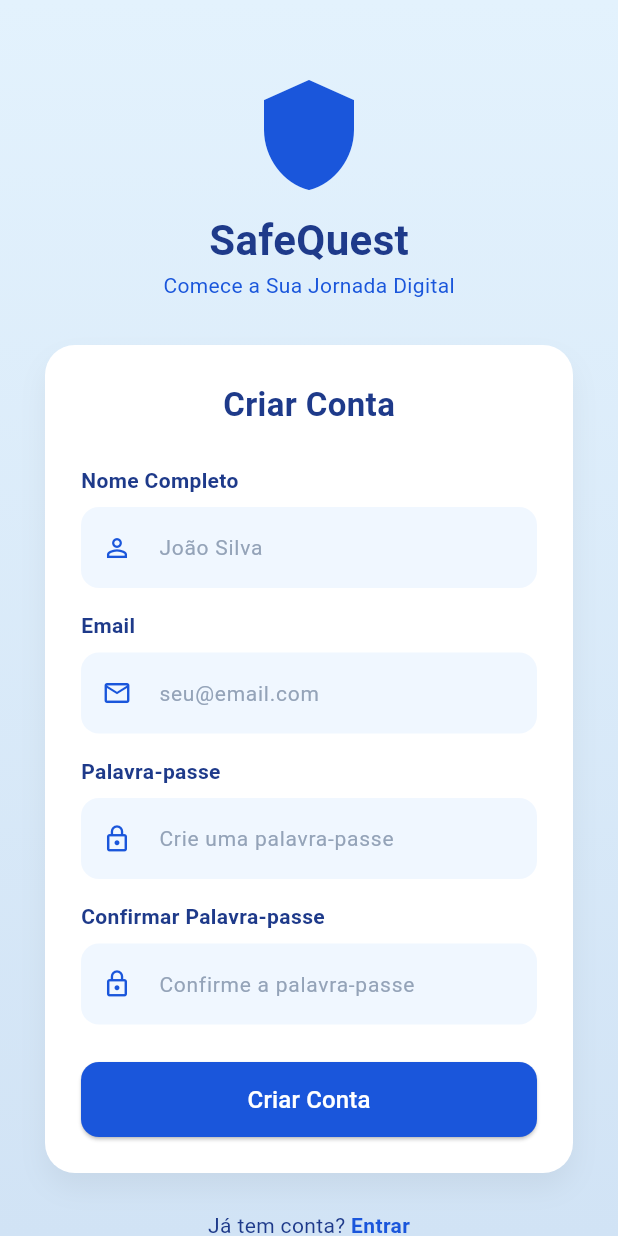
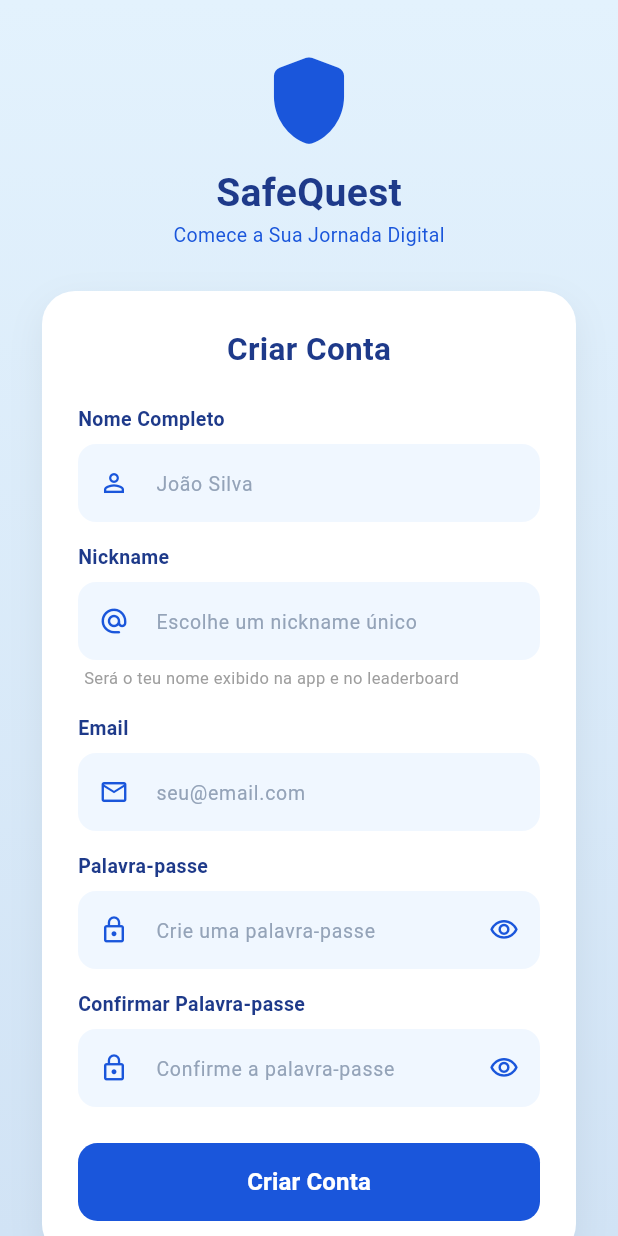
Before and after one commit to Paqu1t0/SafeQuest, a Flutter app: the RegisterPage screen opened by its route, on a phone screen of 412 x 824 dp. Run offline on Flutter 3.47's test engine with Material 3 defaults, Android fonts, the phone set to English and light mode, and no system bars; our stand-ins replace audioplayers, cloud_firestore, connectivity_plus, firebase_auth, firebase_core, flutter_dotenv and 5 more; accounts and stored records are empty; network calls fail.

Commit message:
Adição do campo nickname;

```diff
--- a/lib/screens/register_screen.dart
+++ b/lib/screens/register_screen.dart
@@ -4,271 +4,205 @@ import 'package:cloud_firestore/cloud_firestore.dart';
 
 class RegisterPage extends StatefulWidget {
   const RegisterPage({super.key});
-
   @override
   State<RegisterPage> createState() => _RegisterPageState();
 }
 
 class _RegisterPageState extends State<RegisterPage> {
-  // Chave para controlar o formulário
-  final _formKey = GlobalKey<FormState>();
+  final _formKey             = GlobalKey<FormState>();
+  final _nameController      = TextEditingController();
+  final _nicknameController  = TextEditingController();
+  final _emailController     = TextEditingController();
+  final _passwordController  = TextEditingController();
+  final _confirmController   = TextEditingController();
+  bool _obscurePw  = true;
+  bool _obscureCfm = true;
+  bool _loading    = false;
 
-  // Controladores para capturar os dados e comparar as senhas
-  final _nameController = TextEditingController();
-  final _emailController = TextEditingController();
-  final _passwordController = TextEditingController();
-  final _confirmPasswordController = TextEditingController();
+  static const _primary     = Color(0xFF1A56DB);
+  static const _primaryDeep = Color(0xFF1E3A8A);
+
+  @override
+  void dispose() {
+    _nameController.dispose();
+    _nicknameController.dispose();
+    _emailController.dispose();
+    _passwordController.dispose();
+    _confirmController.dispose();
+    super.dispose();
+  }
+
+  Future<void> _register() async {
+    if (!_formKey.currentState!.validate()) return;
+    setState(() => _loading = true);
+    try {
+      final cred = await FirebaseAuth.instance.createUserWithEmailAndPassword(
+        email   : _emailController.text.trim(),
+        password: _passwordController.text.trim(),
+      );
+
+      await cred.user!.updateDisplayName(_nameController.text.trim());
+
+      // Guarda todos os dados no Firestore numa única operação
+      await FirebaseFirestore.instance.collection('users').doc(cred.user!.uid).set({
+        'name'        : _nameController.text.trim(),
+        'nickname'    : _nicknameController.text.trim(),
+        'email'       : _emailController.text.trim(),
+        'pontos'      : 0,
+        'moedas'      : 0,
+        'streak'      : 0,
+        'nivel'       : 1,
+        'avatar'      : 'default',
+        'banner'      : 'default',
+        'ownedAvatars': ['default', 'fox'],
+        'ownedBanners': ['default'],
+        'badges'      : [],
+        'friends'     : [],
+        'friendRequests': [],
+        'privacy'     : 'publico',
+        'emailNotifs' : true,
+        'pushNotifs'  : true,
+        'createdAt'   : FieldValue.serverTimestamp(),
+      });
+
+      if (!mounted) return;
+      Navigator.pop(context); // Volta para o login
+
+      ScaffoldMessenger.of(context).showSnackBar(
+        const SnackBar(content: Text('✅ Conta criada! Bem-vindo ao SafeQuest!'), backgroundColor: Colors.green),
+      );
+    } on FirebaseAuthException catch (e) {
+      String msg = 'Erro ao criar conta.';
+      if (e.code == 'email-already-in-use') msg = 'Este email já está em uso.';
+      if (e.code == 'weak-password')        msg = 'A palavra-passe é muito fraca.';
+      if (e.code == 'invalid-email')        msg = 'Email inválido.';
+      ScaffoldMessenger.of(context).showSnackBar(
+        SnackBar(content: Text(msg), backgroundColor: Colors.red),
+      );
+    } finally {
+      if (mounted) setState(() => _loading = false);
+    }
+  }
 
   @override
   Widget build(BuildContext context) {
     return Scaffold(
       body: Container(
-        width: double.infinity,
-        height: double.infinity,
+        width: double.infinity, height: double.infinity,
         decoration: const BoxDecoration(
           gradient: LinearGradient(
-            begin: Alignment.topCenter,
-            end: Alignment.bottomCenter,
+            begin: Alignment.topCenter, end: Alignment.bottomCenter,
             colors: [Color(0xFFE3F2FD), Color(0xFFD1E3F5)],
           ),
         ),
+        child: SafeArea(
           child: SingleChildScrollView(
-          padding: const EdgeInsets.symmetric(horizontal: 30, vertical: 50),
+            padding: const EdgeInsets.symmetric(horizontal: 28, vertical: 32),
             child: Form(
               key: _formKey,
-            child: Column(
-              mainAxisAlignment: MainAxisAlignment.center,
-              children: [
-                const Icon(Icons.shield, size: 80, color: Color(0xFF1A56DB)),
-                const SizedBox(height: 10),
-                const Text(
-                  'SafeQuest',
-                  style: TextStyle(
-                    fontSize: 28,
-                    fontWeight: FontWeight.bold,
-                    color: Color(0xFF1E3A8A),
-                  ),
-                ),
-                const Text(
-                  'Comece a Sua Jornada Digital',
-                  style: TextStyle(fontSize: 14, color: Color(0xFF1A56DB)),
-                ),
-                const SizedBox(height: 30),
+              child: Column(children: [
+                // Logo
+                const Icon(Icons.shield_rounded, size: 70, color: _primary),
+                const SizedBox(height: 8),
+                const Text('SafeQuest', style: TextStyle(fontSize: 26, fontWeight: FontWeight.bold, color: _primaryDeep)),
+                const Text('Comece a Sua Jornada Digital', style: TextStyle(fontSize: 13, color: _primary)),
+                const SizedBox(height: 28),
 
+                // Card
                 Container(
                   padding: const EdgeInsets.all(24),
                   decoration: BoxDecoration(
                     color: Colors.white,
-                    borderRadius: BorderRadius.circular(20),
-                    boxShadow: [
-                      BoxShadow(
-                        color: Colors.black.withOpacity(0.05),
-                        blurRadius: 15,
-                        offset: const Offset(0, 10),
+                    borderRadius: BorderRadius.circular(22),
+                    boxShadow: [BoxShadow(color: Colors.black.withOpacity(0.06), blurRadius: 20, offset: const Offset(0, 8))],
                   ),
-                    ],
+                  child: Column(crossAxisAlignment: CrossAxisAlignment.start, children: [
+                    const Center(child: Text('Criar Conta', style: TextStyle(fontSize: 21, fontWeight: FontWeight.bold, color: _primaryDeep))),
+                    const SizedBox(height: 22),
+
+                    // Nome completo
+                    _label('Nome Completo'),
+                    _field(_nameController, 'João Silva', Icons.person_outline,
+                        validator: (v) => (v == null || v.isEmpty) ? 'Insira o seu nome' : null),
+                    const SizedBox(height: 14),
+
+                    // Nickname — o que aparece na app
+                    _label('Nickname'),
+                    _field(_nicknameController, 'Escolhe um nickname único', Icons.alternate_email_rounded,
+                        validator: (v) {
+                          if (v == null || v.trim().isEmpty) return 'Escolhe um nickname';
+                          if (v.trim().length < 3) return 'Mínimo 3 caracteres';
+                          if (v.contains(' ')) return 'Sem espaços no nickname';
+                          return null;
+                        }),
+                    Padding(
+                      padding: const EdgeInsets.only(top: 4, left: 4, bottom: 2),
+                      child: Text('Será o teu nome exibido na app e no leaderboard', style: TextStyle(fontSize: 11, color: Colors.grey.shade500)),
                     ),
-                  child: Column(
-                    crossAxisAlignment: CrossAxisAlignment.start,
-                    children: [
-                      const Center(
-                        child: Text(
-                          'Criar Conta',
-                          style: TextStyle(
-                            fontSize: 22,
-                            fontWeight: FontWeight.bold,
-                            color: Color(0xFF1E3A8A),
+                    const SizedBox(height: 14),
+
+                    // Email
+                    _label('Email'),
+                    _field(_emailController, 'seu@email.com', Icons.email_outlined,
+                        type: TextInputType.emailAddress,
+                        validator: (v) {
+                          if (v == null || v.isEmpty) return 'Insira o seu email';
+                          if (!v.contains('@') || !v.contains('.')) return 'Email inválido';
+                          return null;
+                        }),
+                    const SizedBox(height: 14),
+
+                    // Palavra-passe
+                    _label('Palavra-passe'),
+                    _passField(_passwordController, 'Crie uma palavra-passe', _obscurePw,
+                        () => setState(() => _obscurePw = !_obscurePw),
+                        validator: (v) {
+                          if (v == null || v.isEmpty) return 'Crie uma palavra-passe';
+                          if (v.length < 8) return 'Mínimo 8 caracteres';
+                          return null;
+                        }),
+                    const SizedBox(height: 14),
+
+                    // Confirmar
+                    _label('Confirmar Palavra-passe'),
+                    _passField(_confirmController, 'Confirme a palavra-passe', _obscureCfm,
+                        () => setState(() => _obscureCfm = !_obscureCfm),
+                        validator: (v) {
+                          if (v == null || v.isEmpty) return 'Confirme a palavra-passe';
+                          if (v != _passwordController.text) return 'As palavras-passe não coincidem';
+                          return null;
+                        }),
+                    const SizedBox(height: 24),
+
+                    // Botão
+                    SizedBox(
+                      width: double.infinity, height: 52,
+                      child: ElevatedButton(
+                        style: ElevatedButton.styleFrom(
+                          backgroundColor: _primary, foregroundColor: Colors.white,
+                          shape: RoundedRectangleBorder(borderRadius: BorderRadius.circular(13)),
+                          elevation: 0,
+                        ),
+                        onPressed: _loading ? null : _register,
+                        child: _loading
+                            ? const SizedBox(width: 22, height: 22, child: CircularProgressIndicator(color: Colors.white, strokeWidth: 2))
+                            : const Text('Criar Conta', style: TextStyle(fontSize: 16, fontWeight: FontWeight.bold)),
                       ),
                     ),
+                  ]),
                 ),
-                      const SizedBox(height: 25),
+                const SizedBox(height: 22),
 
-                      // NOME COMPLETO
-                      _buildLabel('Nome Completo'),
-                      TextFormField(
-                        controller: _nameController,
-                        decoration: _buildInputDecoration(
-                          'João Silva',
-                          Icons.person_outline,
-                        ),
-                        validator: (value) => (value == null || value.isEmpty)
-                            ? 'Insira o seu nome'
-                            : null,
-                      ),
-                      const SizedBox(height: 15),
-
-                      // EMAIL
-                      _buildLabel('Email'),
-                      TextFormField(
-                        controller: _emailController,
-                        keyboardType: TextInputType.emailAddress,
-                        decoration: _buildInputDecoration(
-                          'seu@email.com',
-                          Icons.email_outlined,
-                        ),
-                        validator: (value) {
-                          if (value == null || value.isEmpty) {
-                            return 'Insira o seu email';
-                          }
-                          if (!value.contains('@') || !value.contains('.')) {
-                            return 'Email inválido';
-                          }
-                          return null;
-                        },
-                      ),
-                      const SizedBox(height: 15),
-
-                      // PALAVRA-PASSE
-                      _buildLabel('Palavra-passe'),
-                      TextFormField(
-                        controller: _passwordController,
-                        obscureText: true,
-                        decoration: _buildInputDecoration(
-                          'Crie uma palavra-passe',
-                          Icons.lock_outline,
-                        ),
-                        validator: (value) {
-                          if (value == null || value.isEmpty) {
-                            return 'Crie uma palavra-passe';
-                          }
-                          if (value.length < 8) return 'Mínimo de 8 caracteres';
-                          return null;
-                        },
-                      ),
-                      const SizedBox(height: 15),
-
-                      // CONFIRMAR PALAVRA-PASSE
-                      _buildLabel('Confirmar Palavra-passe'),
-                      TextFormField(
-                        controller: _confirmPasswordController,
-                        obscureText: true,
-                        decoration: _buildInputDecoration(
-                          'Confirme a palavra-passe',
-                          Icons.lock_outline,
-                        ),
-                        validator: (value) {
-                          if (value == null || value.isEmpty) {
-                            return 'Confirme a palavra-passe';
-                          }
-                          if (value != _passwordController.text) {
-                            return 'As palavras-passe não coincidem';
-                          }
-                          return null;
-                        },
-                      ),
-                      const SizedBox(height: 25),
-
-                      SizedBox(
-                        width: double.infinity,
-                        height: 50,
-                        child: ElevatedButton(
-                          style: ElevatedButton.styleFrom(
-                            backgroundColor: const Color(0xFF1A56DB),
-                            shape: RoundedRectangleBorder(
-                              borderRadius: BorderRadius.circular(12),
-                            ),
-                          ),
-                          onPressed: () async {
-                            if (_formKey.currentState!.validate()) {
-                              try {
-                                showDialog(
-                                  context: context,
-                                  barrierDismissible: false,
-                                  builder: (context) => const Center(
-                                    child: CircularProgressIndicator(),
-                                  ),
-                                );
-                                UserCredential userCredential =
-                                    await FirebaseAuth.instance
-                                        .createUserWithEmailAndPassword(
-                                          email: _emailController.text.trim(),
-                                          password: _passwordController.text
-                                              .trim(),
-                                        );
-                                await FirebaseFirestore.instance
-                                    .collection('users')
-                                    .doc(userCredential.user!.uid)
-                                    .set({
-                                      'nome': _nameController.text.trim(),
-                                      'email': _emailController.text.trim(),
-                                      'pontos': 0,
-                                      'createdAt': DateTime.now(),
-                                    });
-                                // 3. Guarda o nome na firestore
-                                await FirebaseFirestore.instance
-                                    .collection('users')
-                                    .doc(userCredential.user!.uid)
-                                    .set({
-                                      'name': _nameController.text.trim(),
-                                      'email': _emailController.text.trim(),
-                                      'createdAt': DateTime.now(),
-                                    });
-
-                                // 4. Fechar o loading e sair da página
-                                Navigator.pop(context); // Fecha o dialog
-                                Navigator.pop(context); // Volta para o Login
-
-                                ScaffoldMessenger.of(context).showSnackBar(
-                                  const SnackBar(
-                                    content: Text('Conta criada com sucesso!'),
-                                    backgroundColor: Colors.green,
-                                  ),
-                                );
-                              } on FirebaseAuthException catch (e) {
-                                Navigator.pop(context); // Fecha o loading
-                                String errorMsg = "Erro ao criar conta";
-
-                                if (e.code == 'email-already-in-password') {
-                                  errorMsg = "Este email já está em uso.";
-                                }
-                                if (e.code == 'weak-password') {
-                                  errorMsg = "A palavra-passe é muito fraca.";
-                                }
-
-                                ScaffoldMessenger.of(context).showSnackBar(
-                                  SnackBar(
-                                    content: Text(errorMsg),
-                                    backgroundColor: Colors.red,
-                                  ),
-                                );
-                              } catch (e) {
-                                Navigator.pop(context);
-                                print(e);
-                              }
-                            }
-                          },
-                          child: const Text(
-                            'Criar Conta',
-                            style: TextStyle(color: Colors.white, fontSize: 16),
-                          ),
-                        ),
-                      ),
-                    ],
-                  ),
-                ),
-                const SizedBox(height: 25),
-
-                // FOOTER
-                Row(
-                  mainAxisAlignment: MainAxisAlignment.center,
-                  children: [
-                    const Text(
-                      'Já tem conta? ',
-                      style: TextStyle(color: Color(0xFF1E3A8A)),
-                    ),
+                // Footer
+                Row(mainAxisAlignment: MainAxisAlignment.center, children: [
+                  const Text('Já tem conta? ', style: TextStyle(color: _primaryDeep)),
                   GestureDetector(
                     onTap: () => Navigator.pop(context),
-                      child: const Text(
-                        'Entrar',
-                        style: TextStyle(
-                          color: Color(0xFF1A56DB),
-                          fontWeight: FontWeight.bold,
+                    child: const Text('Entrar', style: TextStyle(color: _primary, fontWeight: FontWeight.bold)),
                   ),
-                      ),
-                    ),
-                  ],
-                ),
-              ],
+                ]),
+                const SizedBox(height: 24),
+              ]),
             ),
           ),
         ),
@@ -276,35 +210,40 @@ class _RegisterPageState extends State<RegisterPage> {
     );
   }
 
-  // Estilo visual dos Labels
-  Widget _buildLabel(String text) {
-    return Padding(
-      padding: const EdgeInsets.only(bottom: 8.0),
-      child: Text(
-        text,
-        style: const TextStyle(
-          fontWeight: FontWeight.bold,
-          color: Color(0xFF1E3A8A),
-          fontSize: 14,
+  Widget _label(String text) => Padding(
+    padding: const EdgeInsets.only(bottom: 7),
+    child: Text(text, style: const TextStyle(fontWeight: FontWeight.w600, color: _primaryDeep, fontSize: 13)),
+  );
+
+  Widget _field(TextEditingController ctrl, String hint, IconData icon, {
+    TextInputType type = TextInputType.text,
+    String? Function(String?)? validator,
+  }) => TextFormField(
+    controller: ctrl, keyboardType: type, validator: validator,
+    decoration: _dec(hint, icon),
+  );
+
+  Widget _passField(TextEditingController ctrl, String hint, bool obscure, VoidCallback toggle, {
+    String? Function(String?)? validator,
+  }) => TextFormField(
+    controller: ctrl, obscureText: obscure, validator: validator,
+    decoration: _dec(hint, Icons.lock_outline).copyWith(
+      suffixIcon: IconButton(
+        icon: Icon(obscure ? Icons.visibility_outlined : Icons.visibility_off_outlined, color: _primary, size: 20),
+        onPressed: toggle,
       ),
     ),
   );
-  }
 
-  // Estilo visual dos Campos de Texto
-  InputDecoration _buildInputDecoration(String hint, IconData icon) {
-    return InputDecoration(
-      prefixIcon: Icon(icon, color: const Color(0xFF1A56DB), size: 20),
+  InputDecoration _dec(String hint, IconData icon) => InputDecoration(
+    prefixIcon: Icon(icon, color: _primary, size: 20),
     hintText: hint,
-      hintStyle: const TextStyle(color: Color(0xFF94A3B8), fontSize: 14),
-      filled: true,
-      fillColor: const Color(0xFFF0F7FF),
-      border: OutlineInputBorder(
-        borderRadius: BorderRadius.circular(12),
-        borderSide: BorderSide.none,
-      ),
-      errorStyle: const TextStyle(color: Colors.redAccent),
-      contentPadding: const EdgeInsets.symmetric(vertical: 15),
+    hintStyle: const TextStyle(color: Color(0xFF94A3B8), fontSize: 13),
+    filled: true, fillColor: const Color(0xFFF0F7FF),
+    border: OutlineInputBorder(borderRadius: BorderRadius.circular(12), borderSide: BorderSide.none),
+    enabledBorder: OutlineInputBorder(borderRadius: BorderRadius.circular(12), borderSide: BorderSide.none),
+    focusedBorder: OutlineInputBorder(borderRadius: BorderRadius.circular(12), borderSide: const BorderSide(color: _primary, width: 1.5)),
+    errorStyle: const TextStyle(color: Colors.redAccent, fontSize: 11),
+    contentPadding: const EdgeInsets.symmetric(vertical: 14),
   );
 }
-}
```
Lines whose indentation alone changed are shown as unchanged.
